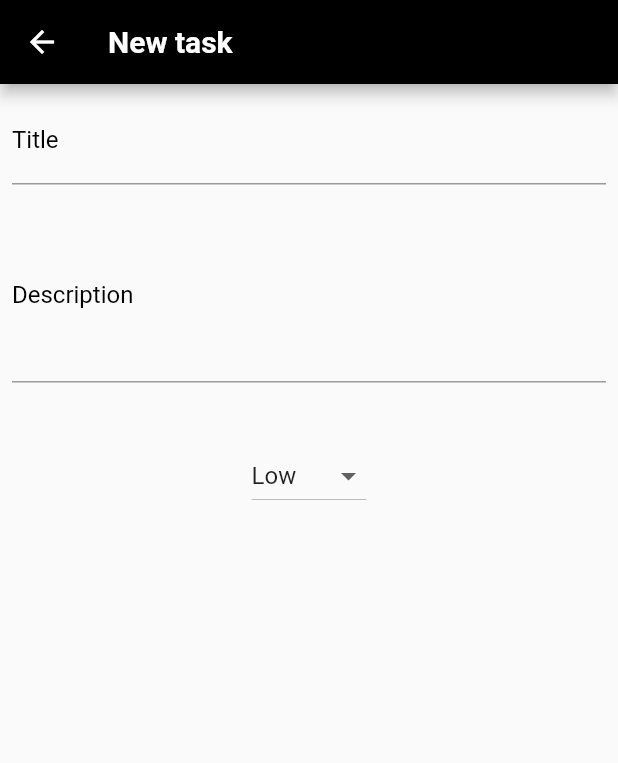
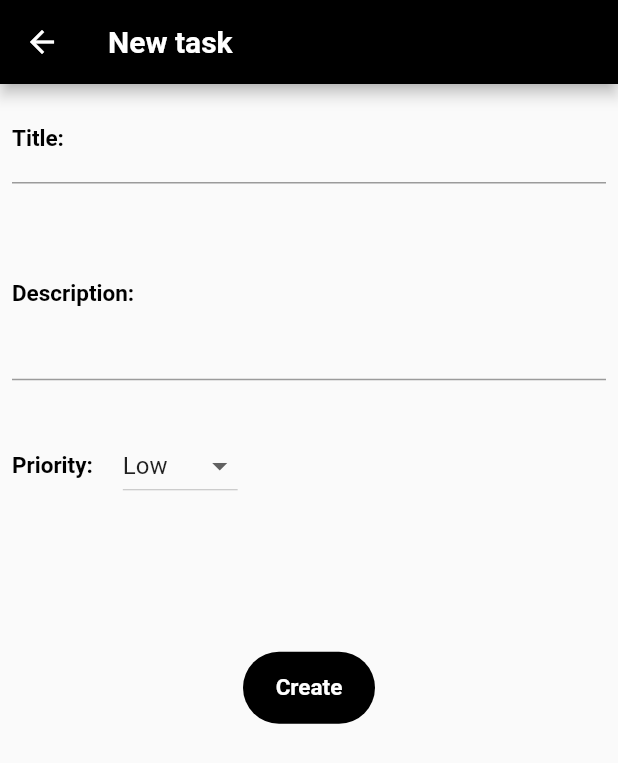
Before and after one commit to gabrielrmn/todolist, a Flutter app: the CreateCard screen opened directly, on a phone screen of 412 x 824 dp. Shown: the top 763 px of the screen. Run offline on Flutter 3.47's test engine with Material 2 defaults, Android fonts, the phone set to English and light mode, and no system bars; our stand-ins replace auto_size_text, google_fonts, splashscreen.

```diff
--- a/lib/pages/todolist.createcard.dart
+++ b/lib/pages/todolist.createcard.dart
@@ -1,5 +1,6 @@
 import 'package:flutter/material.dart';
 import 'package:google_fonts/google_fonts.dart';
+import 'package:todolist/structure/task.dart';
 
 class CreateCard extends StatefulWidget {
   @override
@@ -8,6 +9,9 @@ class CreateCard extends StatefulWidget {
 
 class _CreateCardState extends State<CreateCard> {
   String dropdownValue = 'Low';
+  Task task;
+  TextEditingController titleController = new TextEditingController();
+  TextEditingController descriptionController = new TextEditingController();
   @override
   Widget build(BuildContext context) {
     return Scaffold(
@@ -38,11 +42,16 @@ class _CreateCardState extends State<CreateCard> {
               Padding(
                 padding: EdgeInsets.all(8.0),
                 child: TextField(
+                  controller: titleController,
                   keyboardType: TextInputType.text,
                   decoration: InputDecoration(
-                    labelText: "Title",
-                    labelStyle: TextStyle(
+                    labelText: "Title:",
+                    labelStyle: GoogleFonts.roboto(
+                      fontSize: 15,
+                      fontWeight: FontWeight.bold,
+                      textStyle: TextStyle(
                         color: Colors.black,
+                      ),
                     ),
                     hintText: "Type the name of the task here",
                     focusColor: Colors.black,
@@ -57,13 +66,18 @@ class _CreateCardState extends State<CreateCard> {
               Padding(
                 padding: EdgeInsets.all(8.0),
                 child: TextField(
+                  controller: descriptionController,
                   keyboardType: TextInputType.text,
                   minLines: 4,
                   maxLines: null,
                   decoration: InputDecoration(
-                    labelText: "Description",
-                    labelStyle: TextStyle(
+                    labelText: "Description:",
+                    labelStyle: GoogleFonts.roboto(
+                      fontSize: 15,
+                      fontWeight: FontWeight.bold,
+                      textStyle: TextStyle(
                         color: Colors.black,
+                      ),
                     ),
                     hintText: "Type the description of the task here",
                     focusColor: Colors.black,
@@ -76,8 +90,23 @@ class _CreateCardState extends State<CreateCard> {
                 ),
               ),
               Padding(
-                padding: EdgeInsets.only(top: 30.0),
-                child: DropdownButton(
+                padding: EdgeInsets.only(top: 25.0, left: 8),
+                child: Row(
+                  children: <Widget>[
+                    Padding(
+                      padding: EdgeInsets.only(right: 20),
+                      child: Text(
+                        "Priority:",
+                        style: GoogleFonts.roboto(
+                          fontSize: 15,
+                          fontWeight: FontWeight.bold,
+                          textStyle: TextStyle(
+                            color: Colors.black,
+                          ),
+                        ),
+                      ),
+                    ),
+                    DropdownButton(
                       value: dropdownValue,
                       onChanged: (String newValue) {
                         setState(() {
@@ -92,6 +121,34 @@ class _CreateCardState extends State<CreateCard> {
                         );
                       }).toList(),
                     ),
+                  ],
+                ),
+              ),
+              Padding(
+                padding: EdgeInsets.only(top: 100),
+                child: Center(
+                  child: Container(
+                    decoration: BoxDecoration(
+                      borderRadius: BorderRadius.circular(30),
+                      color: Colors.black,
+                    ),
+                    child: FlatButton(
+                      onPressed: () {
+                        _saveTask();
+                      },
+                      child: Text(
+                        "Create",
+                        style: GoogleFonts.roboto(
+                          fontSize: 15,
+                          fontWeight: FontWeight.bold,
+                          textStyle: TextStyle(
+                            color: Colors.white,
+                          ),
+                        ),
+                      ),
+                    ),
+                  ),
+                ),
               ),
             ],
           ),
@@ -99,4 +156,9 @@ class _CreateCardState extends State<CreateCard> {
       ),
     );
   }
+
+  _saveTask() {
+    task = new Task(titleController.toString(), false, dropdownValue,
+        descriptionController.toString());
   }
+}
```
Lines whose indentation alone changed are shown as unchanged.
